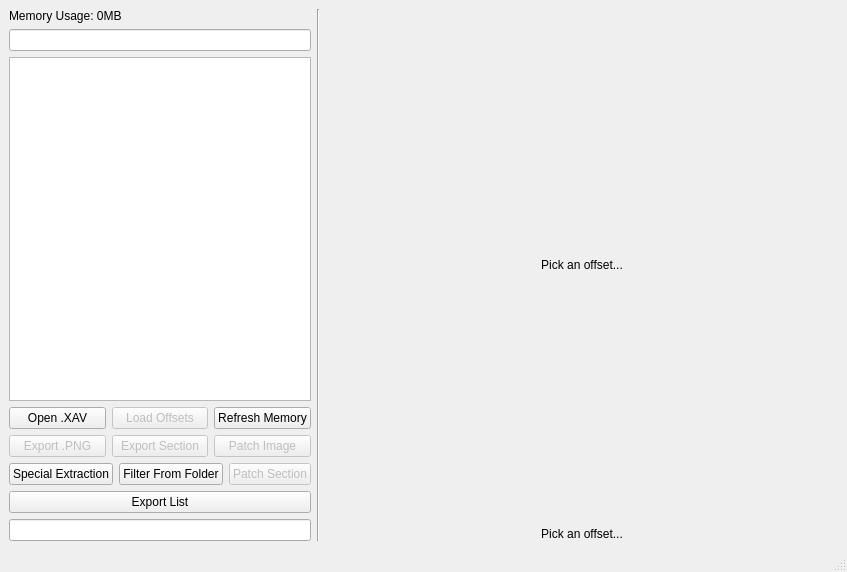
First picture: the form in UI/BD.ui, repository Akaig/Beat-Down-PS2-Tools, before the edit.
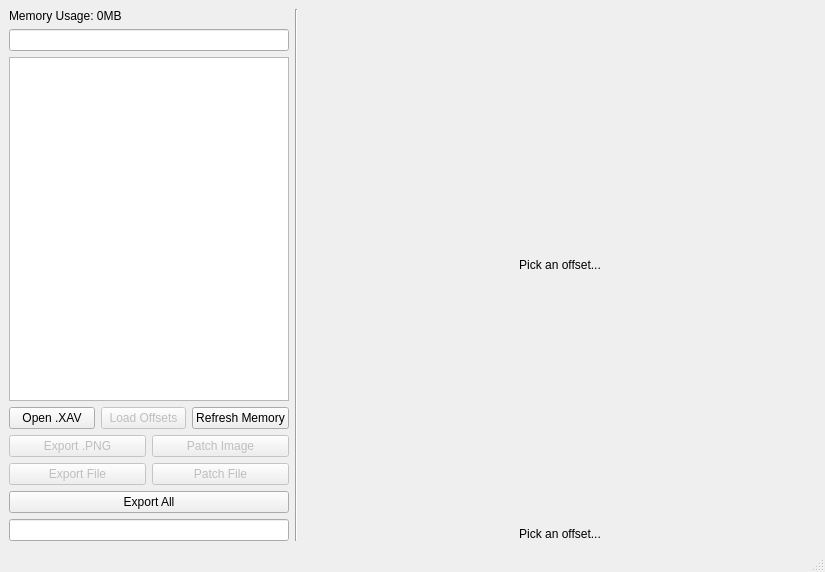
Second picture: the form after the edit.

Commit message: Remove debug functions

Diff of the .ui file:
```diff
--- a/UI/BD.ui
+++ b/UI/BD.ui
@@ -127,16 +127,6 @@
             </property>
            </widget>
           </item>
-          <item>
-           <widget class="QPushButton" name="section_button">
-            <property name="enabled">
-             <bool>false</bool>
-            </property>
-            <property name="text">
-             <string>Export Section</string>
-            </property>
-           </widget>
-          </item>
           <item>
            <widget class="QPushButton" name="patchImage_button">
             <property name="enabled">
@@ -152,16 +142,12 @@
         <item>
          <layout class="QHBoxLayout" name="horizontalLayout_2">
           <item>
-           <widget class="QPushButton" name="special_button">
-            <property name="text">
-             <string>Special Extraction</string>
+           <widget class="QPushButton" name="section_button">
+            <property name="enabled">
+             <bool>false</bool>
             </property>
-           </widget>
-          </item>
-          <item>
-           <widget class="QPushButton" name="folder_button">
             <property name="text">
-             <string>Filter From Folder</string>
+             <string>Export File</string>
             </property>
            </widget>
           </item>
@@ -171,7 +157,7 @@
              <bool>false</bool>
             </property>
             <property name="text">
-             <string>Patch Section</string>
+             <string>Patch File</string>
             </property>
            </widget>
           </item>
@@ -180,7 +166,7 @@
         <item>
          <widget class="QPushButton" name="export_list">
           <property name="text">
-           <string>Export List</string>
+           <string>Export All</string>
           </property>
          </widget>
         </item>
```
The commit also changes 2 other files.
